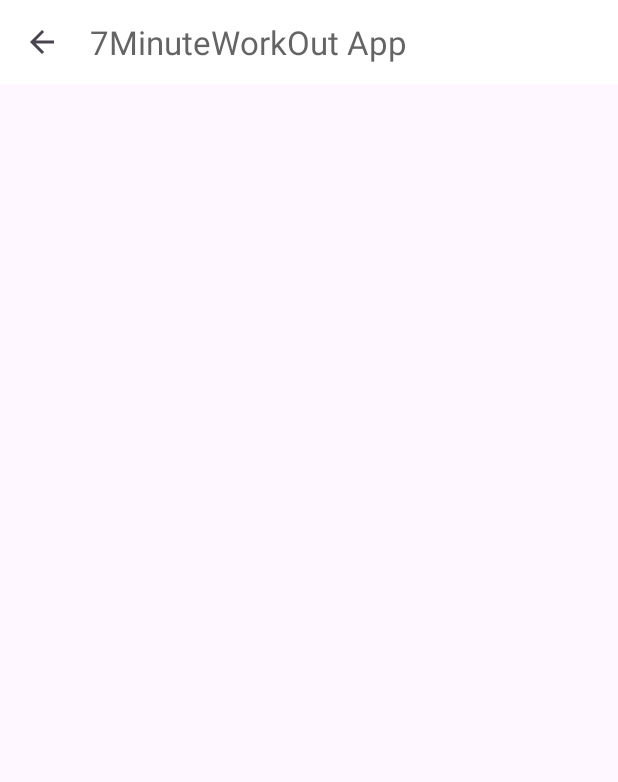
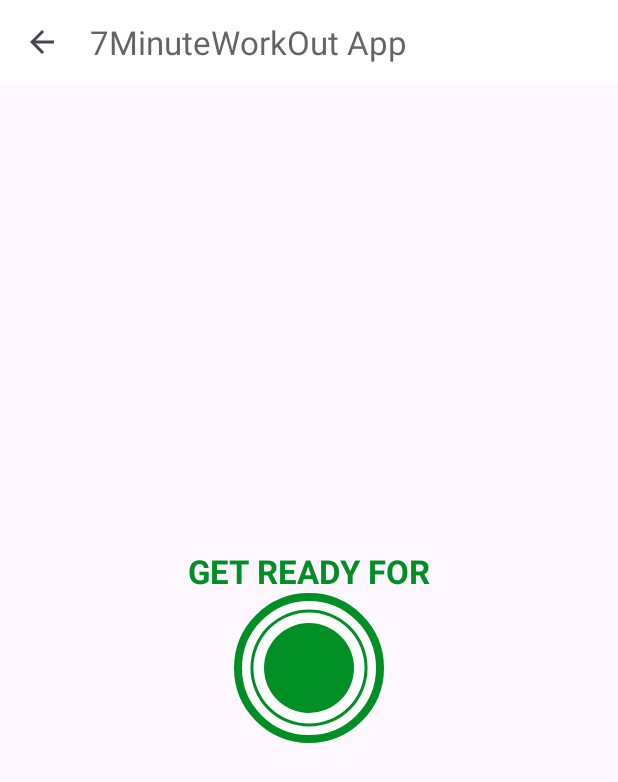
Before and after one commit to Neha8679/7-Minute-Workout-App, an Android app: the ExerciseActivity screen opened directly, with no data from a screen before it, on a phone screen of 412 x 824 dp. Shown: the top 782 px of the screen. Run offline under Robolectric (Android 15) with nearby library versions, the light colour scheme and no system bars.

Commit message:
implementing custom ui elements for a progress bar to tick counter clock wise

```diff
--- /dev/null
+++ b/app/src/main/res/drawable/circular_progress_bar.xml
@@ -0,0 +1,17 @@
+<?xml version="1.0" encoding="utf-8"?>
+<layer-list xmlns:android="http://schemas.android.com/apk/res/android">
+    <item>
+        <shape
+            android:innerRadiusRatio="2.7"
+            android:shape="ring"
+            android:thicknessRatio="50.0"
+            android:useLevel="true"
+            >
+            <solid android:color="@color/colorAccent"/>
+
+
+        </shape>
+
+    </item>
+
+</layer-list>
--- /dev/null
+++ b/app/src/main/res/drawable/circular_progress_gray.xml
@@ -0,0 +1,17 @@
+<?xml version="1.0" encoding="utf-8"?>
+<layer-list xmlns:android="http://schemas.android.com/apk/res/android">
+    <item>
+        <shape
+            android:innerRadiusRatio="2.7"
+            android:shape="ring"
+            android:thicknessRatio="50.0"
+            android:useLevel="true"
+            >
+            <solid android:color="#D4DEE7"/>
+
+
+        </shape>
+
+    </item>
+
+</layer-list>
--- /dev/null
+++ b/app/src/main/res/drawable/circular_progress_grey.xml
@@ -0,0 +1,17 @@
+<?xml version="1.0" encoding="utf-8"?>
+<layer-list xmlns:android="http://schemas.android.com/apk/res/android">
+    <item>
+        <shape
+            android:innerRadiusRatio="2.7"
+            android:shape="ring"
+            android:thicknessRatio="50.0"
+            android:useLevel="true"
+            >
+            <solid android:color="@color/colorAccent"/>
+
+
+        </shape>
+
+    </item>
+
+</layer-list>
--- /dev/null
+++ b/app/src/main/res/drawable/item_circular_accent_background.xml
@@ -0,0 +1,9 @@
+<?xml version="1.0" encoding="utf-8"?>
+<shape xmlns:android="http://schemas.android.com/apk/res/android"
+    android:shape="oval"
+
+    >
+    <solid android:color="@color/colorAccent"/>
+
+
+</shape>
--- a/app/src/main/res/layout/activity_exercise.xml
+++ b/app/src/main/res/layout/activity_exercise.xml
@@ -1,5 +1,5 @@
 <?xml version="1.0" encoding="utf-8"?>
-<RelativeLayout xmlns:android="http://schemas.android.com/apk/res/android"
+<androidx.constraintlayout.widget.ConstraintLayout xmlns:android="http://schemas.android.com/apk/res/android"
     xmlns:app="http://schemas.android.com/apk/res-auto"
     xmlns:tools="http://schemas.android.com/tools"
     android:layout_width="match_parent"
@@ -8,11 +8,71 @@
 
     <androidx.appcompat.widget.Toolbar
         android:id="@+id/toolbarExercise"
+        app:layout_constraintTop_toTopOf="parent"
 
         android:layout_width="match_parent"
         android:theme="@style/ToolbarTheme"
         android:layout_height="?android:attr/actionBarSize"
         android:background="@color/white"
         app:titleTextColor="@color/colorPrimary"/>
+    <TextView
+        android:id="@+id/tvTitle"
+        android:layout_width="wrap_content"
+        android:layout_height="wrap_content"
+        android:text="GET READY FOR"
+        android:textSize="22sp"
+        android:textColor="@color/colorAccent"
+        android:textStyle="bold"
+        app:layout_constraintBottom_toTopOf="@+id/flProgressBar"
+        app:layout_constraintEnd_toEndOf="parent"
+        app:layout_constraintStart_toStartOf="parent"
+        />
+    <FrameLayout
+        android:id="@+id/flProgressBar"
+        android:layout_width="100dp"
+        android:layout_height="100dp"
+        android:layout_marginTop="10dp"
+        android:background="@drawable/item_circular_color_accent_border"
+        app:layout_constraintBottom_toBottomOf="parent"
+        app:layout_constraintEnd_toEndOf="parent"
+        app:layout_constraintStart_toStartOf="parent"
+        app:layout_constraintTop_toBottomOf="@+id/toolbarExercise">
 
-</RelativeLayout>
+        <ProgressBar
+            android:id="@+id/ProgressBar"
+            style="?android:attr/progressBarStyleHorizontal"
+            android:layout_width="100dp"
+            android:layout_height="100dp"
+            android:layout_gravity="center"
+            android:background="@drawable/circular_progress_gray"
+            android:progressDrawable="@drawable/circular_progress_bar"
+            android:indeterminate="false"
+            android:max="10"
+            android:progress="100"
+            android:rotation="-90"/>
+
+        <LinearLayout
+            android:layout_width="60dp"
+            android:layout_height="60dp"
+            android:layout_gravity="center"
+            android:background="@drawable/item_circular_accent_background"
+            android:gravity="center">
+            <TextView
+                android:id="@+id/tvTimer"
+
+                android:layout_width="wrap_content"
+                android:layout_height="wrap_content"
+                android:textColor="#FFFFFF"
+                android:textSize="25sp"
+                android:textStyle="bold"
+                tools:text="10"
+
+                />
+        </LinearLayout>
+
+    </FrameLayout>
+
+
+
+
+</androidx.constraintlayout.widget.ConstraintLayout>
```
